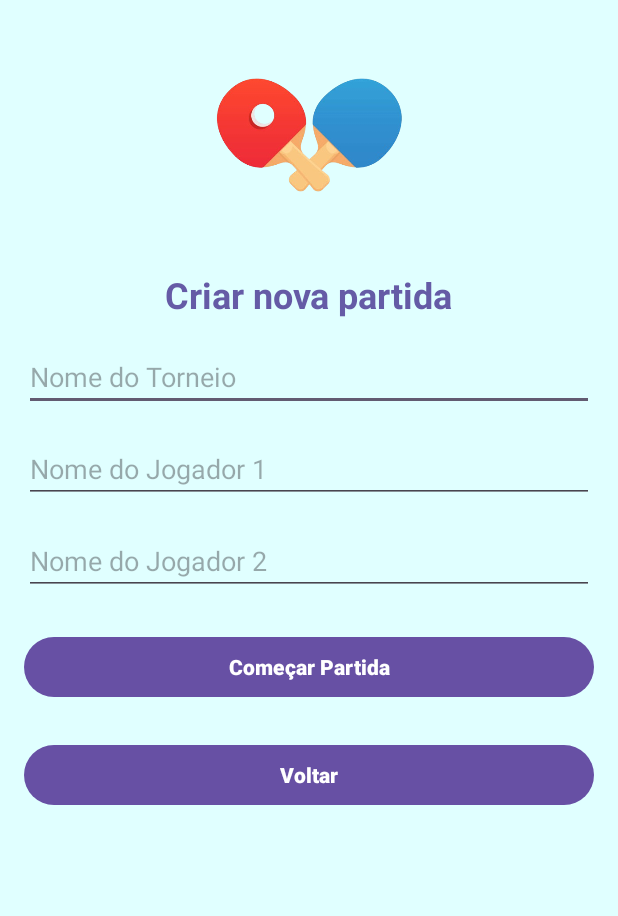
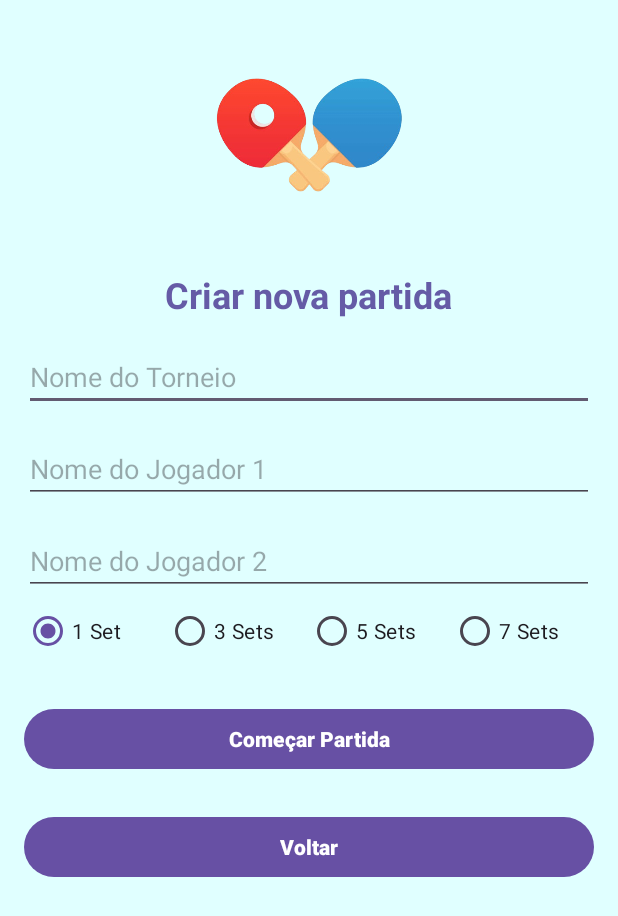
Before and after one commit to junior-rod/placartenisdemesa, an Android app: the NovoJogoActivity screen opened directly, with no data from a screen before it, on a phone screen of 412 x 824 dp. Shown: the top 916 px of the screen. Run offline under Robolectric (Android 15) with nearby library versions, the phone set to English and light mode, and no system bars.

Commit message:
Adicionando os botões de sets

```diff
--- a/app/src/main/res/layout/activity_novo_jogo.xml
+++ b/app/src/main/res/layout/activity_novo_jogo.xml
@@ -3,7 +3,9 @@
     android:layout_height="match_parent"
     android:orientation="vertical"
     android:padding="16dp"
-    android:background="@color/background">
+    android:background="@color/background"
+    android:gravity="center_horizontal"
+    >
 
     <ImageView
         android:id="@+id/img_pingpong"
@@ -45,6 +47,43 @@
         android:hint="Nome do Jogador 2"
         android:layout_marginTop="16dp" />
 
+    <RadioGroup
+        android:layout_width="match_parent"
+        android:layout_height="wrap_content"
+        android:orientation="horizontal"
+        >
+
+        <RadioButton
+            android:id="@+id/radioButton1"
+            android:layout_width="0dp"
+            android:layout_height="wrap_content"
+            android:layout_weight="1"
+            android:checked="true"
+            android:text="1 Set" />
+
+        <RadioButton
+            android:id="@+id/radioButton3"
+            android:layout_width="0dp"
+            android:layout_height="wrap_content"
+            android:layout_weight="1"
+            android:text="3 Sets" />
+
+        <RadioButton
+            android:id="@+id/radioButton5"
+            android:layout_width="0dp"
+            android:layout_height="wrap_content"
+            android:layout_weight="1"
+            android:text="5 Sets" />
+
+        <RadioButton
+            android:id="@+id/radioButton7"
+            android:layout_width="0dp"
+            android:layout_height="wrap_content"
+            android:layout_weight="1"
+            android:text="7 Sets" />
+    </RadioGroup>
+
+
     <Button
         android:id="@+id/btn_comecar_jogo"
         android:layout_width="match_parent"
```
